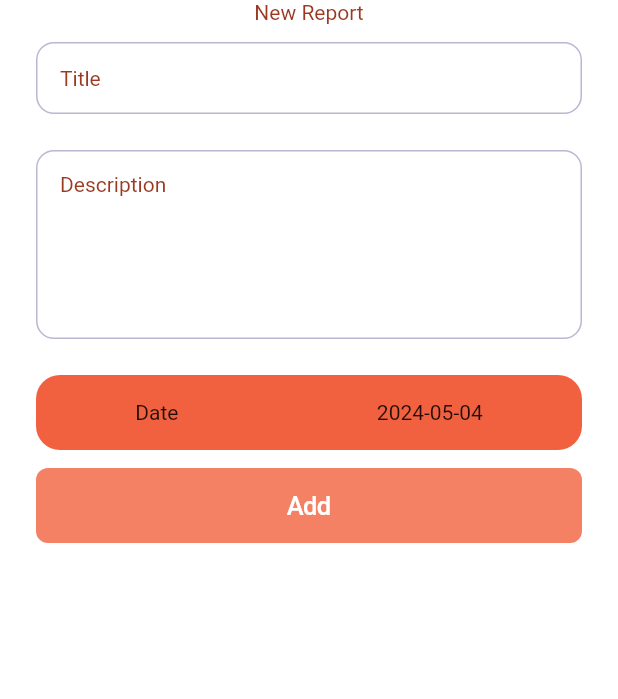
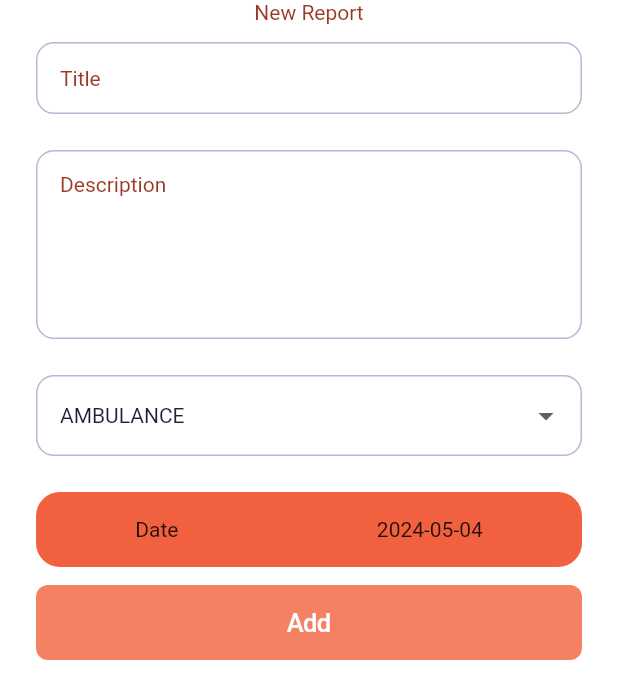
Before and after one commit to rabukhader/Emergency-Call, a Flutter app: the AddNewReport widget shown alone on an empty page, opened directly, on a phone screen of 412 x 824 dp. Shown: the top 699 px of the screen. Run offline on Flutter 3.47's test engine with Material 3 defaults, Android fonts, the light colour scheme and no system bars; our stand-ins replace animate_do, another_flushbar, cloud_firestore, dots_indicator, firebase_auth, firebase_core and 9 more; accounts and stored records are empty; Roboto replaces fonts that are missing (Poppins).

Commit message:
add-report-type-user-number

```diff
--- a/lib/model/report.dart
+++ b/lib/model/report.dart
@@ -1,21 +1,32 @@
+import 'package:emergancy_call/model/emergency.dart';
 import 'package:emergancy_call/utils/formatter.dart';
 
 class Report {
   final String title;
   final String description;
   final DateTime date;
+  final EmergencyType type;
+  int? userNumber;
 
-  Report({required this.title,required this.description,required this.date});
+  Report(
+      {this.userNumber,
+      required this.title,
+      required this.description,
+      required this.date,
+      required this.type});
 
-   Map<String, dynamic> toJson() => {
-    "title" : title,
-    "description" :description,
-    "date" : date
-  };
+  Map<String, dynamic> toJson() => {
+        "title": title,
+        "description": description,
+        "date": date,
+        "type": Formatter.emergencyTypeToString(type),
+        if (userNumber != null) "userNumber": userNumber
+      };
 
-    factory Report.fromJson(Map<String,dynamic> json) => Report(
-    title: json['title'],
-    description: json['description'],
-    date: Formatter.convertTimestampToDateTime(json['date'])
-  );
+  factory Report.fromJson(Map<String, dynamic> json) => Report(
+      userNumber: json['userNumber'],
+      title: json['title'],
+      description: json['description'],
+      date: Formatter.convertTimestampToDateTime(json['date']),
+      type: Formatter.stringToEmergencyType(json['type']));
 }
--- a/lib/model/user.dart
+++ b/lib/model/user.dart
@@ -1,23 +1,25 @@
 class User {
-  User({
-    required this.id,
-    required this.email,
-    required this.password
-  });
+  User(
+      {required this.id,
+      required this.email,
+      required this.password,
+      this.userNumber});
 
   final String id;
   final String email;
   final String password;
+  final int? userNumber;
 
-  factory User.fromJson(Map<String,dynamic> json) => User(
-    id: json['id'],
-    email: json['email'],
-    password: json['password']
-  );
+  factory User.fromJson(Map<String, dynamic> json) => User(
+      id: json['id'],
+      email: json['email'],
+      password: json['password'],
+      userNumber: json['userNumber']);
 
   Map<String, dynamic> toJson() => {
-    "id" : id,
-    "email" :email,
-    "password" : password
-  };
+        "id": id,
+        "email": email,
+        "password": password,
+        "userNumber": userNumber
+      };
 }
--- a/lib/ui/home/reports_page/screens/add_new_report/add_new_report.dart
+++ b/lib/ui/home/reports_page/screens/add_new_report/add_new_report.dart
@@ -1,9 +1,11 @@
+import 'package:emergancy_call/model/emergency.dart';
 import 'package:emergancy_call/model/report.dart';
 import 'package:emergancy_call/services/auth_store.dart';
 import 'package:emergancy_call/ui/home/reports_page/screens/add_new_report/add_new_report_provider.dart';
 import 'package:emergancy_call/utils/buttons.dart';
 import 'package:emergancy_call/utils/colors.dart';
 import 'package:emergancy_call/utils/date_picker.dart';
+import 'package:emergancy_call/utils/formatter.dart';
 import 'package:flutter/material.dart';
 import 'package:flutter/widgets.dart';
 import 'package:get_it/get_it.dart';
@@ -21,6 +23,13 @@ class _AddNewReportState extends State<AddNewReport> {
   final TextEditingController _description = TextEditingController();
   final GlobalKey<FormState> _formState = GlobalKey<FormState>();
   DateTime? selectedDate = DateTime.now();
+  EmergencyType? _selectedType;
+
+  List<EmergencyType> choices = [
+    EmergencyType.police,
+    EmergencyType.ambulance,
+    EmergencyType.civil
+  ];
   @override
   Widget build(BuildContext context) {
     return ChangeNotifierProvider(
@@ -82,6 +91,28 @@ class _AddNewReportState extends State<AddNewReport> {
                             vertical: 6, horizontal: 12),
                         padding: const EdgeInsets.symmetric(
                             vertical: 6, horizontal: 12),
+                        child: DropdownButtonFormField<EmergencyType>(
+                          value: _selectedType ?? EmergencyType.ambulance,
+                          onChanged: (value) {
+                            _selectedType = value;
+                          },
+                          items: choices
+                              .map<DropdownMenuItem<EmergencyType>>(
+                                (EmergencyType value) =>
+                                    DropdownMenuItem<EmergencyType>(
+                                  value: value,
+                                  child: Text(
+                                      Formatter.emergencyTypeToString(value)),
+                                ),
+                              )
+                              .toList(),
+                        ),
+                      ),
+                      Container(
+                        margin: const EdgeInsets.symmetric(
+                            vertical: 6, horizontal: 12),
+                        padding: const EdgeInsets.symmetric(
+                            vertical: 6, horizontal: 12),
                         child: GestureDetector(
                           onTap: () async {
                             selectedDate = await model.showDate(context);
@@ -105,11 +136,12 @@ class _AddNewReportState extends State<AddNewReport> {
                           enabled: _validateInput(),
                           onPressed: () {
                             model.addNewReport(Report(
+                                type: _selectedType ?? EmergencyType.ambulance,
                                 title: _title.text,
                                 description: _description.text,
                                 date: selectedDate ?? DateTime.now()));
-                              clear();
-                              setState((){});
+                            clear();
+                            setState(() {});
                           },
                           isLoading: model.isAdding,
                         ),
@@ -126,7 +158,8 @@ class _AddNewReportState extends State<AddNewReport> {
   _validateInput() {
     return (_title.text.isNotEmpty && _description.text.isNotEmpty);
   }
-  clear(){
+
+  clear() {
     _title.text = "";
     _description.text = "";
     selectedDate = DateTime.now();
--- a/lib/ui/home/reports_page/screens/prev_reports/prev_reports_provider.dart
+++ b/lib/ui/home/reports_page/screens/prev_reports/prev_reports_provider.dart
@@ -1,3 +1,4 @@
+import 'package:emergancy_call/model/emergency.dart';
 import 'package:emergancy_call/model/report.dart';
 import 'package:emergancy_call/model/user.dart';
 import 'package:emergancy_call/provider/base.dart';
@@ -38,7 +39,9 @@ class PreviousReportsProvider extends BaseChangeNotifier {
         String title = doc['title'];
         String description = doc['description'];
         Timestamp dateTime = doc['date'];
+        EmergencyType type = Formatter.stringToEmergencyType(doc['type']);
         Report report = Report(
+          type: type,
             title: title,
             description: description,
             date: Formatter.convertTimestampToDateTime(dateTime));
--- a/lib/utils/formatter.dart
+++ b/lib/utils/formatter.dart
@@ -1,4 +1,5 @@
 import 'package:cloud_firestore/cloud_firestore.dart';
+import 'package:emergancy_call/model/emergency.dart';
 import 'package:intl/intl.dart';
 
 class Formatter {
@@ -29,4 +30,30 @@ class Formatter {
   static DateTime convertTimestampToDateTime(Timestamp timestamp) {
     return timestamp.toDate();
   }
+
+  static String emergencyTypeToString(EmergencyType type) {
+    switch (type) {
+      case EmergencyType.ambulance:
+        return "AMBULANCE";
+      case EmergencyType.police:
+        return "POLICE";
+      case EmergencyType.civil:
+        return "CIVIL";
+      default:
+        return "";
+    }
+  }
+
+  static EmergencyType stringToEmergencyType(String type) {
+    switch (type) {
+      case "AMBULANCE":
+        return EmergencyType.ambulance;
+      case "POLICE":
+        return EmergencyType.police;
+      case "CIVIL":
+        return EmergencyType.civil;
+      default:
+        return EmergencyType.civil;
+    }
+  }
 }
```
Also changed, not shown: lib/ui/home/reports_page/screens/add_new_report/add_new_report_provider.dart (+9 -0 lines), lib/ui/login-signup/login_signup.dart (+32 -5 lines), lib/ui/login-signup/login_signup_provider.dart (+15 -3 lines), lib/utils/validators.dart (+8 -3 lines).
